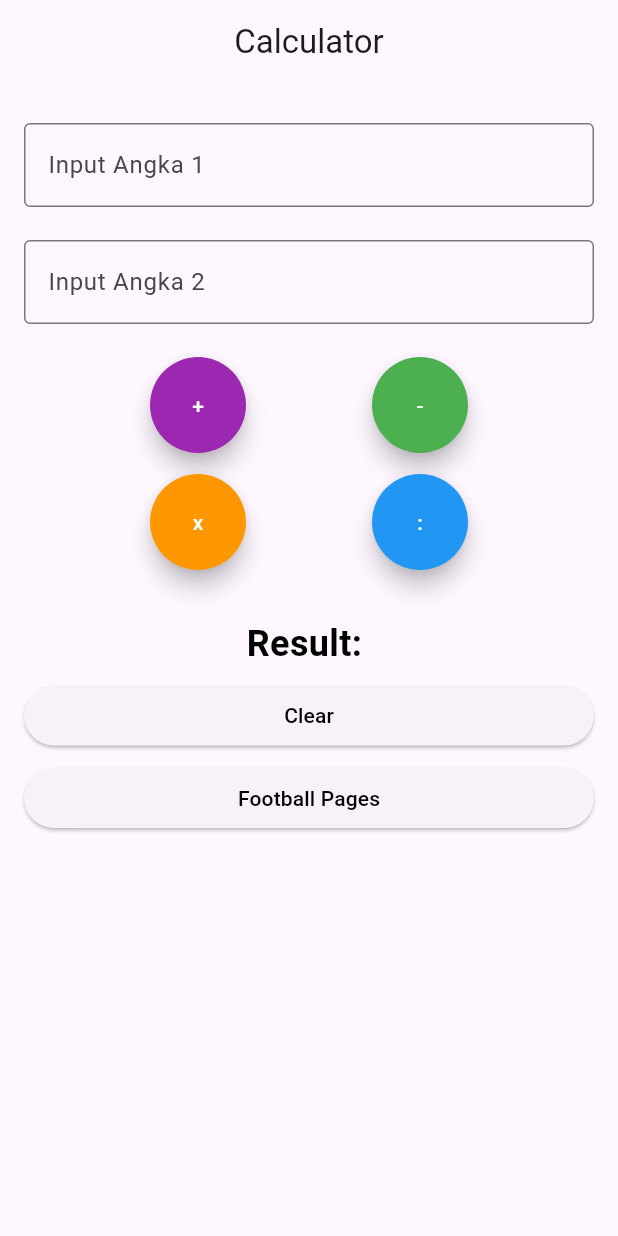
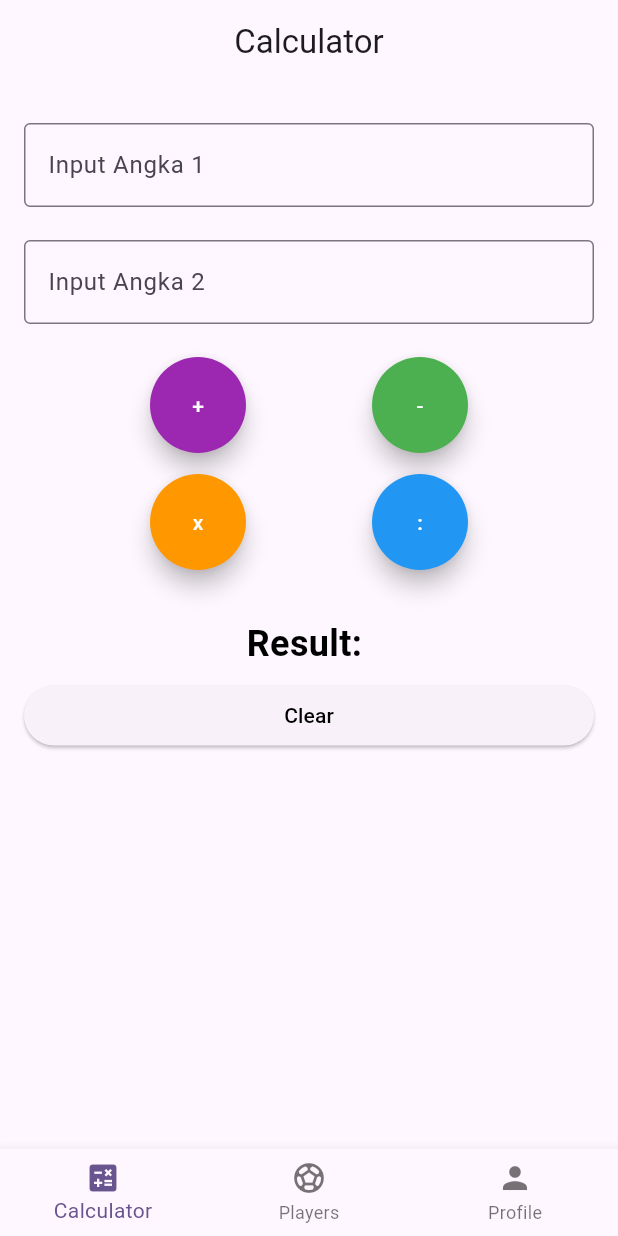
Before and after one commit to Petrusgld/latihan1_11pplg2, a Flutter app: the screen it shows after launch, on a phone screen of 412 x 824 dp. Run offline on Flutter 3.47's test engine with Material 3 defaults, Android fonts, the phone set to English and light mode, and no system bars; our stand-ins replace get.

```diff
--- /dev/null
+++ b/latihan1_11pplg2/lib/bottom_nav.dart
@@ -0,0 +1,51 @@
+import 'package:flutter/material.dart';
+import 'package:get/get.dart';
+import 'package:latihan1_11pplg2/pages/kalkulator.dart';
+import 'package:latihan1_11pplg2/pages/football_player.dart';
+import 'package:latihan1_11pplg2/pages/profile_page.dart';
+
+class BottomNavController extends GetxController {
+  var currentIndex = 0
+      .obs; // default tab = 0 (Kalkulator dulu yang muncul)
+
+  final pages = [
+    CalculatorPage(),
+    FootballPlayer(),
+    ProfilePage(),
+  ];
+}
+
+  class BottomNav extends StatelessWidget {
+  BottomNav({super.key});
+
+  final BottomNavController controller = Get.put(BottomNavController());
+
+  @override
+  Widget build(BuildContext context) {
+    return Obx(() {
+      return Scaffold(
+        body: controller.pages[controller.currentIndex.value],
+        bottomNavigationBar: BottomNavigationBar(
+          currentIndex: controller.currentIndex.value,
+          onTap: (index) {
+            controller.currentIndex.value = index;
+          },
+          items: const [
+            BottomNavigationBarItem(
+              icon: Icon(Icons.calculate),
+              label: "Calculator",
+            ),
+            BottomNavigationBarItem(
+              icon: Icon(Icons.sports_soccer),
+              label: "Players",
+            ),
+            BottomNavigationBarItem(
+              icon: Icon(Icons.person),
+              label: "Profile",
+            ),
+          ],
+        ),
+      );
+    });
+  }
+}
--- a/latihan1_11pplg2/lib/main.dart
+++ b/latihan1_11pplg2/lib/main.dart
@@ -20,8 +20,9 @@ class MyApp extends StatelessWidget {
       title: 'Flutter Demo',
       theme: ThemeData(
         colorScheme: ColorScheme.fromSeed(seedColor: Colors.deepPurple),
+        useMaterial3: true,
       ),
-      initialRoute: AppRoutes.kalkulator,
+      initialRoute: AppRoutes.bottomNav,
       getPages: AppPages.pages,
     );
   }
--- a/latihan1_11pplg2/lib/pages/kalkulator.dart
+++ b/latihan1_11pplg2/lib/pages/kalkulator.dart
@@ -133,20 +133,6 @@ class CalculatorPage extends StatelessWidget {
               ),
             ),
 
-            Container(
-              margin: EdgeInsets.only(top: 7),
-              width: double.infinity,
-              child: CustomButton(
-                text: "Football Pages",
-                onPressed: () {
-                   Get.toNamed(AppRoutes.footballPlayer);
-                },
-                labelColor: TextStyle(
-                    color: Colors.black
-                  ),
-                style: ButtonStyle(),
-              ),
-            ),
           ],
         ),
       ),
--- a/latihan1_11pplg2/lib/routes/pages.dart
+++ b/latihan1_11pplg2/lib/routes/pages.dart
@@ -1,15 +1,20 @@
 import 'package:flutter/material.dart';
 import 'package:get/get.dart';
 import 'package:get/state_manager.dart';
+import 'package:latihan1_11pplg2/bottom_nav.dart';
 import 'package:latihan1_11pplg2/pages/edit_player.dart';
 import 'package:latihan1_11pplg2/pages/football_player.dart';
 import 'package:latihan1_11pplg2/pages/kalkulator.dart';
+import 'package:latihan1_11pplg2/pages/profile_page.dart';
 import 'package:latihan1_11pplg2/routes/routes.dart';
+
 
 class AppPages {
   static final pages = [
+    GetPage(name: AppRoutes.bottomNav, page: () => BottomNav(),),
     GetPage(name: AppRoutes.kalkulator, page: ()=> CalculatorPage()),
     GetPage(name: AppRoutes.footballPlayer, page: ()=> FootballPlayer()),
     GetPage(name: AppRoutes.editPlayer, page: ()=> EditPlayerPage()),
+    GetPage(name: AppRoutes.profilePage, page: () => ProfilePage()),
   ];
 }
--- a/latihan1_11pplg2/lib/routes/routes.dart
+++ b/latihan1_11pplg2/lib/routes/routes.dart
@@ -1,5 +1,7 @@
 class AppRoutes{
+  static const String bottomNav = '/';     // halaman utama (BottomNav)
   static const String kalkulator= "/calculator";
   static const String footballPlayer= "/footballpage";
   static const String editPlayer="/editplayer";
+  static const String profilePage="/profile";
 }
--- a/latihan1_11pplg2/pubspec.yaml
+++ b/latihan1_11pplg2/pubspec.yaml
@@ -68,6 +68,7 @@ flutter:
     - assets/images/Amad.webp
     - assets/images/sesko.jpeg
     - assets/images/cunha.jpeg
+    - assets/images/profile.png
 
 
   # An image asset can refer to one or more resolution-specific "variants", see
```
Also changed, not shown: latihan1_11pplg2/lib/pages/profile_page.dart (added, +100 -0 lines), latihan1_11pplg2/assets/images/profile.png (added).
